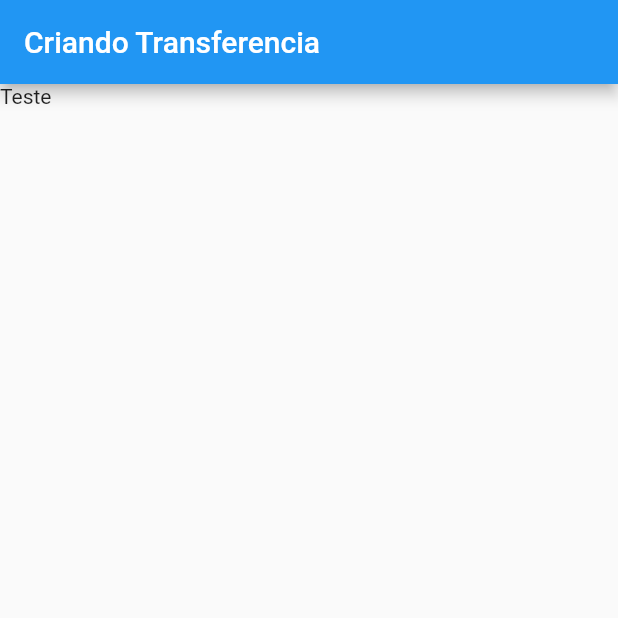
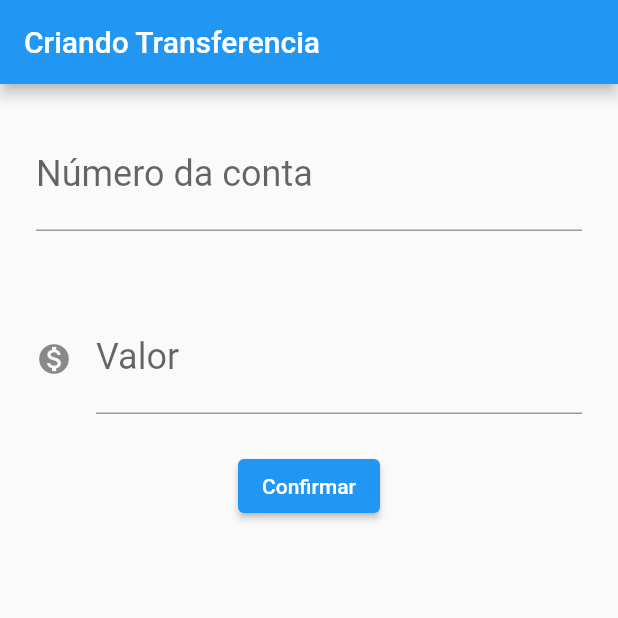
Before and after one commit to cassioate/Flutter-Alura-Transferencias, a Flutter app: the screen it shows after launch, on a phone screen of 412 x 824 dp, the top half of it. Run offline on Flutter 3.47's test engine with Material 2 defaults, Android fonts, the phone set to English and light mode, and no system bars.

Commit message:
Criando o layout do formulario

```diff
--- a/lib/widgets/FormularioTransferencia.dart
+++ b/lib/widgets/FormularioTransferencia.dart
@@ -1,13 +1,50 @@
 import 'package:flutter/material.dart';
 
 class FormularioTransferencia extends StatelessWidget {
+  void onPressed() {
+    print('teste');
+  }
+
+  var child;
+
   @override
   Widget build(BuildContext context) {
     return Scaffold(
       appBar: AppBar(
         title: Text('Criando Transferencia'),
       ),
-      body: Text('Teste'),
+      body: Column(
+        children: <Widget>[
+          Padding(
+            padding: const EdgeInsets.all(24.0),
+            child: TextField(
+              style: TextStyle(
+                fontSize: 24.0,
+              ),
+              decoration: InputDecoration(
+                labelText: "Número da conta",
+                hintText: '0000',
+              ),
+              keyboardType: TextInputType.number,
+            ),
+          ),
+          Padding(
+            padding: const EdgeInsets.all(24.0),
+            child: TextField(
+              style: TextStyle(
+                fontSize: 24.0,
+              ),
+              decoration: InputDecoration(
+                icon: Icon(Icons.monetization_on),
+                labelText: "Valor",
+                hintText: '0000',
+              ),
+              keyboardType: TextInputType.number,
+            ),
+          ),
+          ElevatedButton(onPressed: onPressed, child: Text('Confirmar'))
+        ],
+      ),
     );
     ;
   }
```
